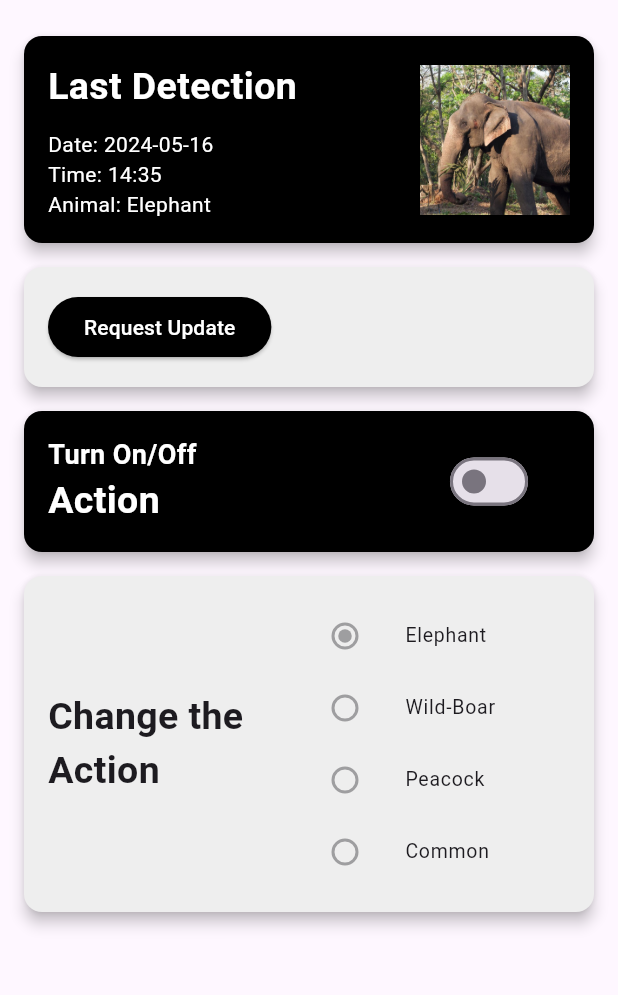
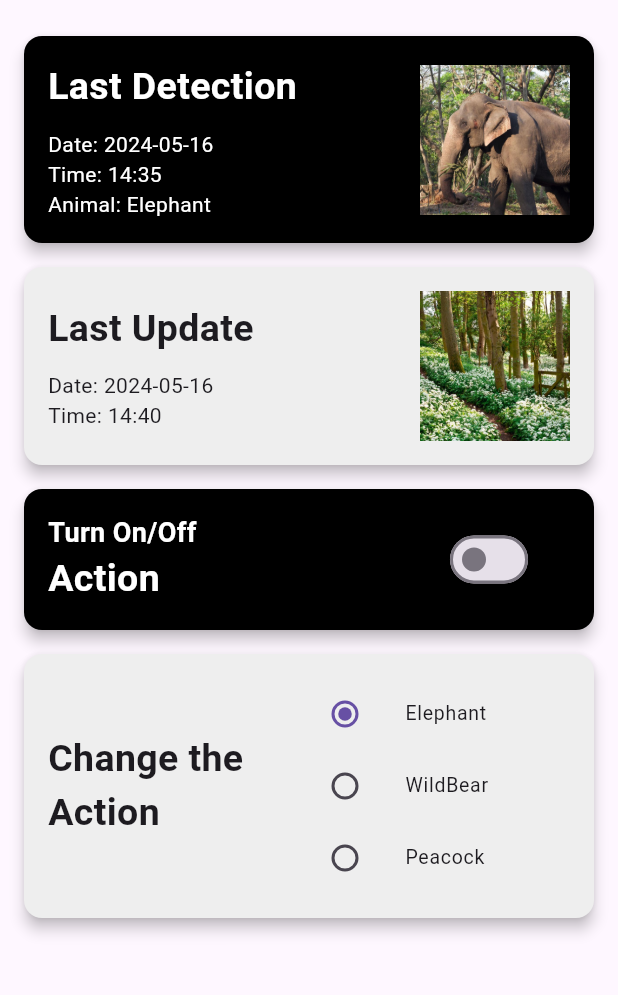
Before and after one commit to BhagyaSomarathna99/Capstone-Project-, a Flutter app: the HomePage screen opened directly, on a phone screen of 412 x 824 dp, the part 84-1079 px from its top. Run offline on Flutter 3.47's test engine with Material 3 defaults, Android fonts, the phone set to English and light mode, and no system bars; our stand-ins replace firebase_auth, firebase_core; accounts and stored records are empty; network calls fail.

Commit message:
third commit

```diff
--- a/lib/main.dart
+++ b/lib/main.dart
@@ -18,7 +18,7 @@ class MyApp extends StatelessWidget {
   // This widget is the root of your application.
   @override
   Widget build(BuildContext context) {
-    return const MaterialApp(
+    return MaterialApp(
       debugShowCheckedModeBanner: false,
       home: AuthPage(),
     );
--- a/lib/pages/home_page.dart
+++ b/lib/pages/home_page.dart
@@ -1,7 +1,10 @@
 import 'package:firebase_auth/firebase_auth.dart';
 import 'package:flutter/material.dart';
 
-void signUserOut() {
+
+
+  //sign user out method
+  void signUserOut(){
     FirebaseAuth.instance.signOut();
   }
 
@@ -86,21 +89,23 @@ class _HomePageState extends State<HomePage> {
               margin: EdgeInsets.symmetric(vertical: 8),
               child: Padding(
                 padding: const EdgeInsets.all(16.0),
+                child: Row(
+                  children: [
+                    Expanded(
                       child: Column(
-                  crossAxisAlignment: CrossAxisAlignment.start, // Align button to the left
+                        crossAxisAlignment: CrossAxisAlignment.start,
                         children: [
-                    Align(
-                      alignment: Alignment.centerLeft,
-                      child: ElevatedButton(
-                        style: ElevatedButton.styleFrom(
-                          backgroundColor: Colors.black, // Set button color to black
-                          foregroundColor: Colors.white, // Set button text color to white
+                          Text('Last Update', style: TextStyle(fontSize: 25, fontWeight: FontWeight.bold)),
+                          SizedBox(height: 10),
+                          Text('Date: 2024-05-16'),
+                          Text('Time: 14:40'),
+                        ],
                       ),
-                        onPressed: () {
-                          // Add your request update logic here
-                        },
-                        child: Text('Request Update'),
                     ),
+                    SizedBox(
+                      width: 100, // Adjusted width of the captured image
+                      height: 100, // Adjusted height of the captured image
+                      child: Image.asset('lib/images/last_update.jpg', fit: BoxFit.cover), // Ensure this image exists
                     ),
                   ],
                 ),
@@ -165,25 +170,25 @@ class _HomePageState extends State<HomePage> {
                             leading: Radio<String>(
                               value: 'Elephant',
                               groupValue: selectedAnimal,
-                              onChanged: actionSwitch ? (String? value) {
+                              onChanged: (String? value) {
                                 setState(() {
                                   selectedAnimal = value!;
                                 });
-                              } : null,
+                              },
                             ),
                           ),
                           ListTile(
                             contentPadding: EdgeInsets.symmetric(vertical: 0),
                             dense: true,
-                            title: const Text('Wild-Boar'),
+                            title: const Text('WildBear'),
                             leading: Radio<String>(
-                              value: 'Wild-Boar',
+                              value: 'WildBear',
                               groupValue: selectedAnimal,
-                              onChanged: actionSwitch ? (String? value) {
+                              onChanged: (String? value) {
                                 setState(() {
                                   selectedAnimal = value!;
                                 });
-                              } : null,
+                              },
                             ),
                           ),
                           ListTile(
@@ -193,25 +198,11 @@ class _HomePageState extends State<HomePage> {
                             leading: Radio<String>(
                               value: 'Peacock',
                               groupValue: selectedAnimal,
-                              onChanged: actionSwitch ? (String? value) {
+                              onChanged: (String? value) {
                                 setState(() {
                                   selectedAnimal = value!;
                                 });
-                              } : null,
-                            ),
-                          ),
-                          ListTile(
-                            contentPadding: EdgeInsets.symmetric(vertical: 0),
-                            dense: true,
-                            title: const Text('Common'),
-                            leading: Radio<String>(
-                              value: 'Common',
-                              groupValue: selectedAnimal,
-                              onChanged: actionSwitch ? (String? value) {
-                                setState(() {
-                                  selectedAnimal = value!;
-                                });
-                              } : null,
+                              },
                             ),
                           ),
                         ],
```
Lines whose indentation alone changed are shown as unchanged.
